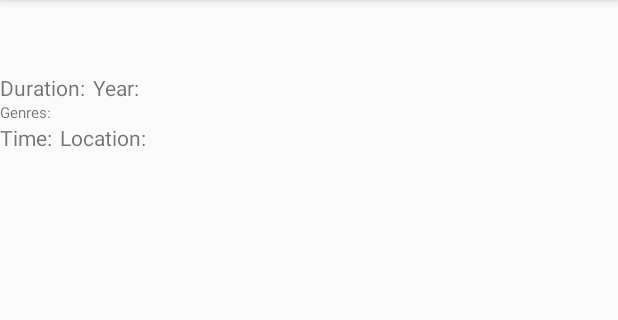
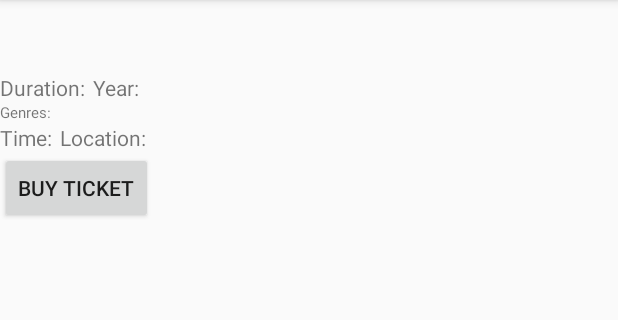
Before and after one commit to Jesse-Stenroth/koskaElokuvat, an Android app: the infoFragment screen opened directly, with no data from a screen before it, on a phone screen of 412 x 824 dp, the part 84-404 px from its top. Run offline under Robolectric (Android 15) with nearby library versions, the phone set to English and light mode, and no system bars; 6 statements that could not run were skipped.

Commit message:
change: ticket buy function

```diff
--- a/app/src/main/java/fi/jessestenroth/koskaelokuvat/fragments/infoFragment.java
+++ b/app/src/main/java/fi/jessestenroth/koskaelokuvat/fragments/infoFragment.java
@@ -1,9 +1,12 @@
 package fi.jessestenroth.koskaelokuvat.fragments;
 
+import android.content.Intent;
+import android.net.Uri;
 import android.os.Bundle;
 import android.view.LayoutInflater;
 import android.view.View;
 import android.view.ViewGroup;
+import android.widget.Button;
 import android.widget.ImageView;
 import android.widget.TextView;
 
@@ -27,7 +30,8 @@ public class infoFragment extends Fragment {
     private TextView kesto;
     private TextView title;
     private ImageView imagee;
-    private String ticket;
+    private Button osta;
+    private String ticket = "";
     public View onCreateView(LayoutInflater inflater, ViewGroup container, Bundle savedInstanceBundle){
         view = inflater.inflate(R.layout.info_fragment, container,false);
         imagee = (ImageView) view.findViewById(R.id.movieImage);
@@ -39,6 +43,11 @@ public class infoFragment extends Fragment {
         synopsis = (TextView) view.findViewById(R.id.synopsis);
         time = (TextView) view.findViewById(R.id.movieTime);
         location = (TextView) view.findViewById(R.id.movieLocation);
+        osta = (Button) view.findViewById(R.id.buyButton);
+        osta.setOnClickListener(v -> {
+            Intent browserIntent = new Intent(Intent.ACTION_VIEW, Uri.parse(ticket));
+            startActivity(browserIntent);
+        });
         return view;
     }
     public void updateInfo(int event){
--- a/app/src/main/res/layout/info_fragment.xml
+++ b/app/src/main/res/layout/info_fragment.xml
@@ -93,6 +93,15 @@
                             android:layout_height="wrap_content"
                             android:id="@+id/movieLocation"/>
                     </LinearLayout>
+                    <LinearLayout
+                        android:layout_width="match_parent"
+                        android:layout_height="wrap_content">
+                    <Button
+                        android:layout_width="wrap_content"
+                        android:layout_height="wrap_content"
+                        android:text="@string/buy"
+                        android:id="@+id/buyButton"/>
+                    </LinearLayout>
                 </LinearLayout>
             </LinearLayout>
 
--- a/app/src/main/res/values/strings.xml
+++ b/app/src/main/res/values/strings.xml
@@ -5,4 +5,5 @@
     <string name="duration">Duration:</string>
     <string name="year">Year:</string>
     <string name="genres">Genres:</string>
+    <string name="buy">Buy ticket</string>
 </resources>
```
Also changed, not shown: 1 other file.
